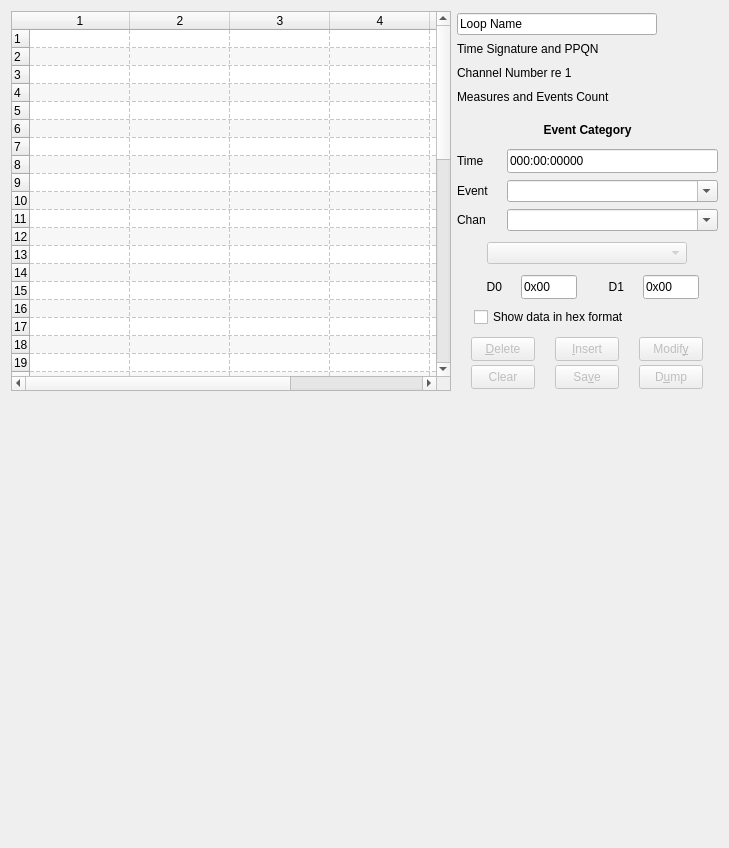
Qt form seq_qt5/forms/qseqeventframe.ui (ahlstromcj/seq66) before a commit.
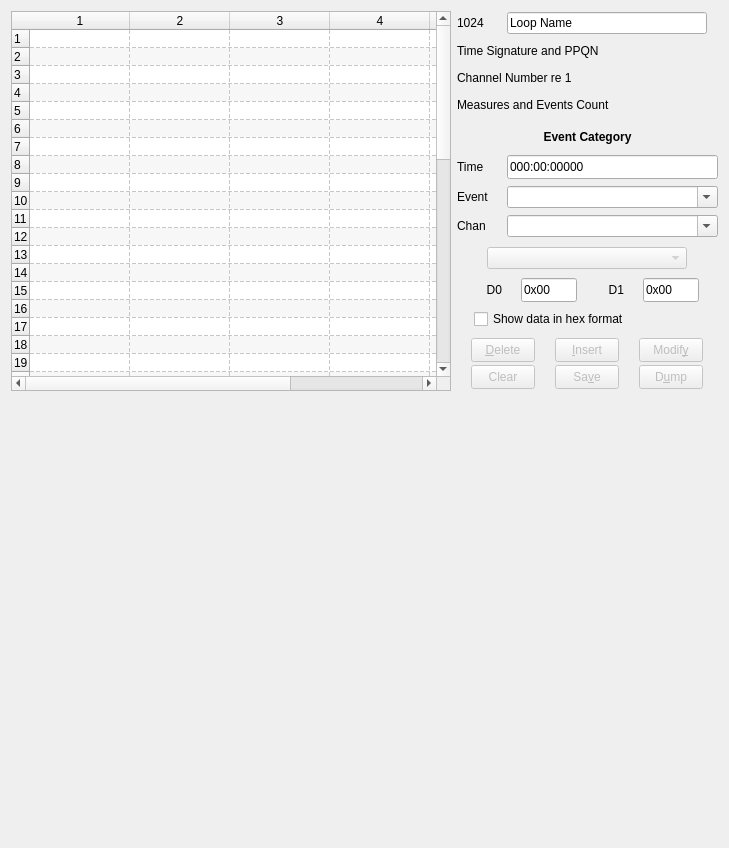
The same form after that commit.

Diff of the .ui file:
```diff
--- a/seq_qt5/forms/qseqeventframe.ui
+++ b/seq_qt5/forms/qseqeventframe.ui
@@ -128,14 +128,44 @@
    </item>
    <item row="0" column="1">
     <layout class="QVBoxLayout" name="verticalLayout">
+     <item>
+      <layout class="QHBoxLayout" name="horizontalLayout_2" stretch="0,0,0">
      <property name="spacing">
       <number>2</number>
      </property>
      <property name="sizeConstraint">
       <enum>QLayout::SetMinimumSize</enum>
      </property>
+       <property name="rightMargin">
+        <number>10</number>
+       </property>
+       <item>
+        <widget class="QLabel" name="label_seq_number">
+         <property name="minimumSize">
+          <size>
+           <width>48</width>
+           <height>0</height>
+          </size>
+         </property>
+         <property name="maximumSize">
+          <size>
+           <width>48</width>
+           <height>16777215</height>
+          </size>
+         </property>
+         <property name="text">
+          <string>1024</string>
+         </property>
+        </widget>
+       </item>
      <item>
       <widget class="QLineEdit" name="m_entry_name">
+         <property name="minimumSize">
+          <size>
+           <width>200</width>
+           <height>0</height>
+          </size>
+         </property>
        <property name="maximumSize">
         <size>
          <width>200</width>
@@ -146,6 +176,21 @@
         <string>Loop Name</string>
        </property>
       </widget>
+       </item>
+       <item>
+        <spacer name="horizontalSpacer">
+         <property name="orientation">
+          <enum>Qt::Horizontal</enum>
+         </property>
+         <property name="sizeHint" stdset="0">
+          <size>
+           <width>200</width>
+           <height>20</height>
+          </size>
+         </property>
+        </spacer>
+       </item>
+      </layout>
      </item>
      <item>
       <widget class="QLabel" name="label_time_sig">
```
Lines whose indentation alone changed are shown as unchanged.
